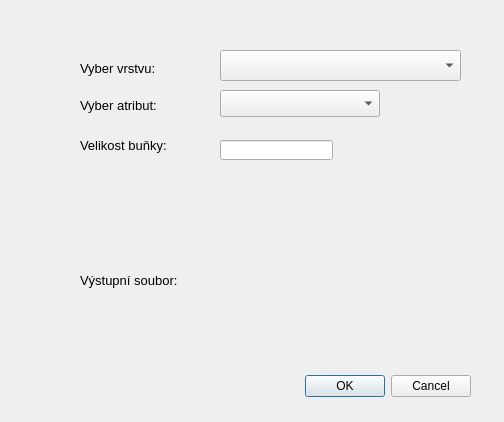
ruz76/qgis_opensymos_3, file jaster_polluted_source_preparation.ui: the form before one commit.
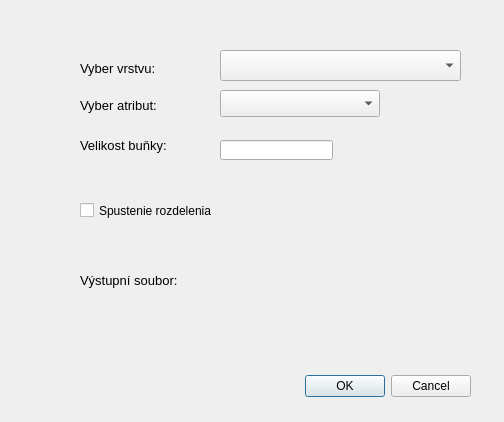
The form after the commit. Custom widgets are drawn as their Qt base class.

What changed in the file:
```diff
--- a/jaster_polluted_source_preparation.ui
+++ b/jaster_polluted_source_preparation.ui
@@ -144,6 +144,19 @@
     <string>Velikost buňky:</string>
    </property>
   </widget>
+  <widget class="QCheckBox" name="DivideArea">
+   <property name="geometry">
+    <rect>
+     <x>80</x>
+     <y>200</y>
+     <width>181</width>
+     <height>21</height>
+    </rect>
+   </property>
+   <property name="text">
+    <string>Spustenie rozdelenia</string>
+   </property>
+  </widget>
  </widget>
  <customwidgets>
   <customwidget>
```
Left out of the diff: 2 changed lines with no effect on the pictures.
